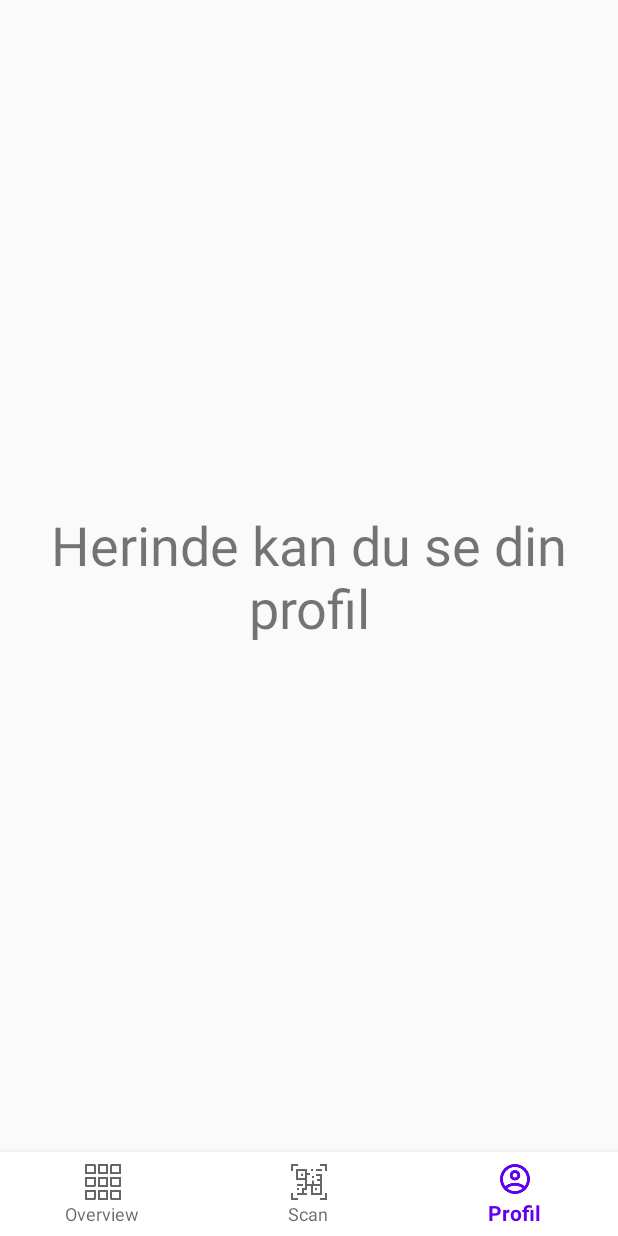
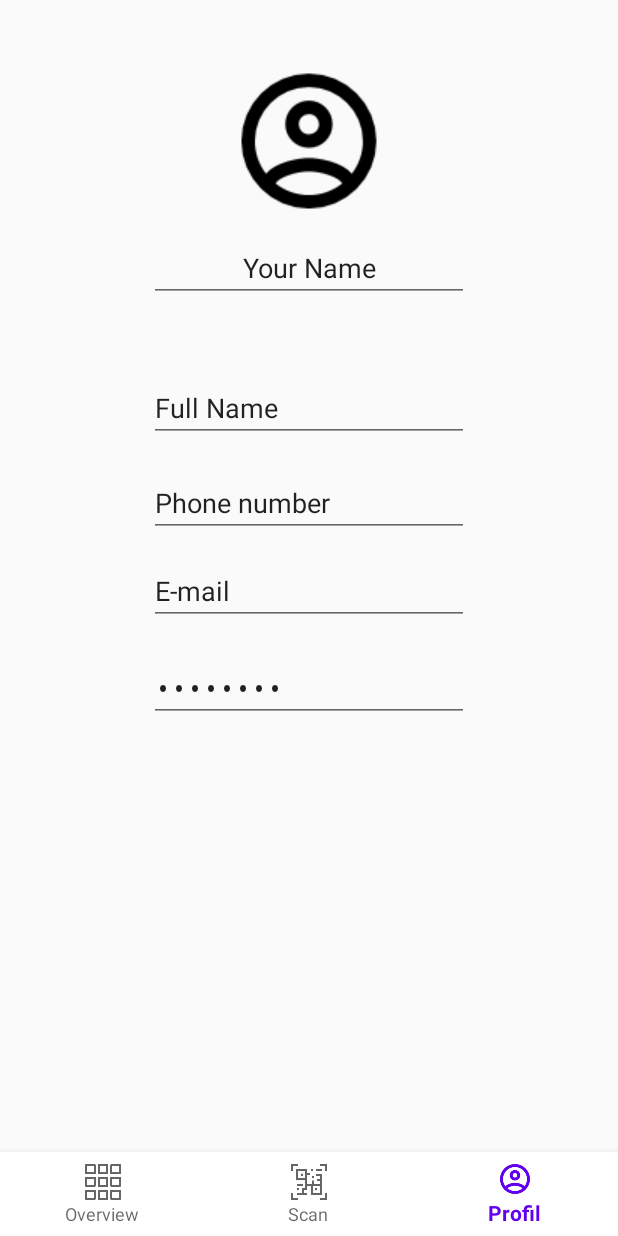
Before and after one commit to CATOS15/Madspild, an Android app: the screen it shows after launch (MainActivity), item 3 of the bottom bar chosen, on a phone screen of 412 x 824 dp. Run offline under Robolectric (Android 15) with nearby library versions, the phone set to English and light mode, and no system bars; our stand-ins replace Firebase (no records; nobody signed in at launch, a user with empty details on screens opened directly); libraries missing offline, so code that uses them is left out: com.budiyev.android; 4 statements that could not run were skipped.

Commit message:
Hurtig opsætning af profilside, ikke færdig.

```diff
--- a/app/src/main/res/layout/fragment_profile.xml
+++ b/app/src/main/res/layout/fragment_profile.xml
@@ -1,19 +1,75 @@
 <?xml version="1.0" encoding="utf-8"?>
-<androidx.constraintlayout.widget.ConstraintLayout
-    xmlns:android="http://schemas.android.com/apk/res/android"
+
+<androidx.constraintlayout.widget.ConstraintLayout xmlns:android="http://schemas.android.com/apk/res/android"
     xmlns:app="http://schemas.android.com/apk/res-auto"
     xmlns:tools="http://schemas.android.com/tools"
     android:layout_width="match_parent"
     android:layout_height="match_parent">
 
-    <TextView
+    <ImageView
+        android:id="@+id/imageView2"
         android:layout_width="wrap_content"
         android:layout_height="wrap_content"
-        android:text="@string/txt_profile"
-        android:textAlignment="center"
-        android:textSize="36sp"
-        app:layout_constraintBottom_toBottomOf="parent"
+        android:layout_marginTop="40dp"
         app:layout_constraintEnd_toEndOf="parent"
         app:layout_constraintStart_toStartOf="parent"
-        app:layout_constraintTop_toTopOf="parent" />
+        app:layout_constraintTop_toTopOf="parent"
+        android:src="@drawable/icon_profile" />
+
+    <EditText
+        android:id="@+id/editTextTextPersonName3"
+        android:layout_width="wrap_content"
+        android:layout_height="wrap_content"
+        android:layout_marginTop="8dp"
+        android:ems="10"
+        android:inputType="textPersonName"
+        android:text="@string/your_name"
+        android:textAlignment="center"
+        app:layout_constraintEnd_toEndOf="parent"
+        app:layout_constraintStart_toStartOf="parent"
+        app:layout_constraintTop_toBottomOf="@+id/imageView2" />
+
+    <EditText
+        android:id="@+id/editTextTextPersonName4"
+        android:layout_width="wrap_content"
+        android:layout_height="wrap_content"
+        android:layout_marginTop="48dp"
+        android:ems="10"
+        android:inputType="textPersonName"
+        android:text="@string/full_name"
+        app:layout_constraintStart_toStartOf="@+id/editTextTextPersonName3"
+        app:layout_constraintTop_toBottomOf="@+id/editTextTextPersonName3" />
+
+    <EditText
+        android:id="@+id/editTextTextEmailAddress2"
+        android:layout_width="wrap_content"
+        android:layout_height="wrap_content"
+        android:layout_marginTop="13dp"
+        android:ems="10"
+        android:inputType="textEmailAddress"
+        android:text="@string/e_mail"
+        app:layout_constraintStart_toStartOf="@+id/editTextPhone2"
+        app:layout_constraintTop_toBottomOf="@+id/editTextPhone2" />
+
+    <EditText
+        android:id="@+id/editTextTextPassword2"
+        android:layout_width="wrap_content"
+        android:layout_height="wrap_content"
+        android:layout_marginTop="19dp"
+        android:ems="10"
+        android:inputType="textPassword"
+        android:text="@string/password"
+        app:layout_constraintStart_toStartOf="@+id/editTextTextEmailAddress2"
+        app:layout_constraintTop_toBottomOf="@+id/editTextTextEmailAddress2" />
+
+    <EditText
+        android:id="@+id/editTextPhone2"
+        android:layout_width="wrap_content"
+        android:layout_height="wrap_content"
+        android:layout_marginTop="18dp"
+        android:ems="10"
+        android:inputType="phone"
+        android:text="Phone number"
+        app:layout_constraintStart_toStartOf="@+id/editTextTextPersonName4"
+        app:layout_constraintTop_toBottomOf="@+id/editTextTextPersonName4" />
 </androidx.constraintlayout.widget.ConstraintLayout>
--- a/app/src/main/res/values/strings.xml
+++ b/app/src/main/res/values/strings.xml
@@ -12,4 +12,8 @@
     <string name="temp_image">temp-image</string>
     <string name="beskrivelse">beskrivelse</string>
     <string name="overskrift">overskrift</string>
+    <string name="your_name">Your Name</string>
+    <string name="full_name">Full Name</string>
+    <string name="e_mail">E-mail</string>
+    <string name="password">Password</string>
 </resources>
```
